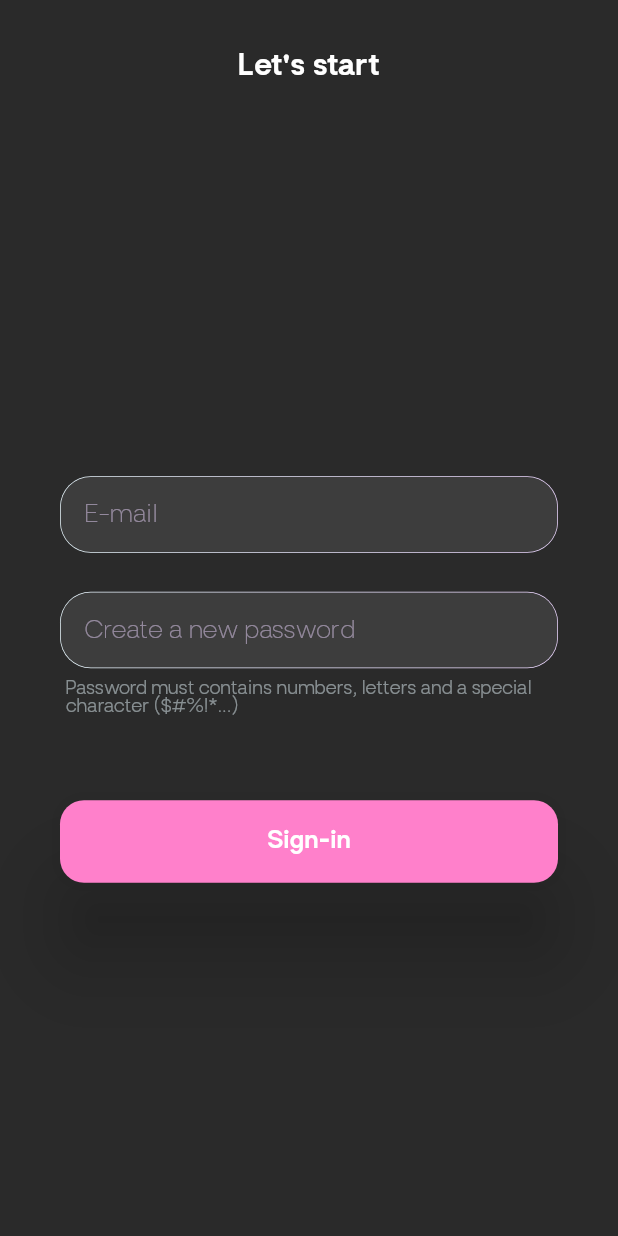
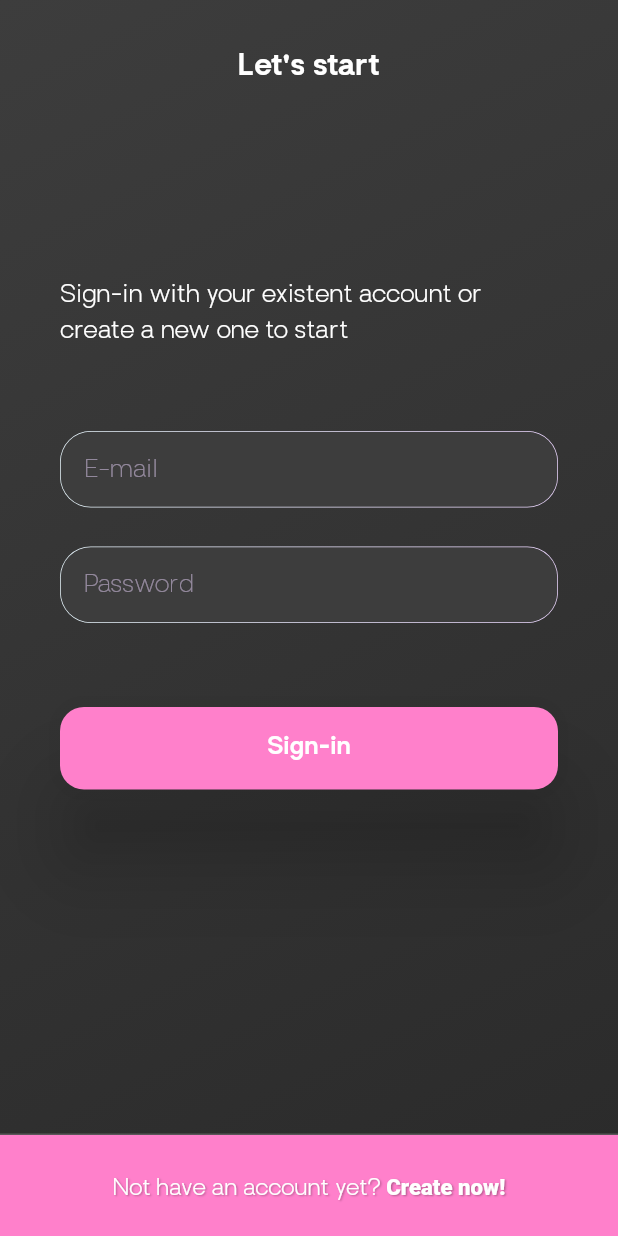
Before and after one commit to bleszerd/Flunances, a Flutter app: the AuthenticationPage screen opened directly, on a phone screen of 412 x 824 dp. Run offline on Flutter 3.47's test engine with Material 2 defaults, Android fonts, the phone set to English and light mode, and no system bars; our stand-ins replace avatar_glow, cached_network_image, flutter_svg.

Commit message:
Sign-in page

```diff
--- a/lib/shared/theme/app_colors.dart
+++ b/lib/shared/theme/app_colors.dart
@@ -6,6 +6,8 @@ abstract class AppColors {
 
   static const brilhantPrimarySwatch = Color.fromRGBO(145, 211, 237, 1);
   static const brilhantSecondarySwatch = Color.fromRGBO(255, 128, 203, 1);
+  static const brilhantSecondarySwatchFocused =
+      Color.fromRGBO(255, 128, 100, 1);
 
   static const surface = Color.fromRGBO(42, 42, 42, 1);
   static const surfaceFocused = Color.fromRGBO(61, 61, 61, 1);
@@ -17,4 +19,6 @@ abstract class AppColors {
 
   static const textPrimary = Color.fromRGBO(255, 255, 255, 1);
   static const textSecondary = Color.fromRGBO(149, 149, 149, 1);
+
+  static const shadowSoft = Color.fromRGBO(0, 0, 0, .3);
 }
--- a/lib/shared/theme/font_size.dart
+++ b/lib/shared/theme/font_size.dart
@@ -1,5 +1,6 @@
 class AppFontSize {
   static const double small = 12.0;
+  static const double normalSmall = 14.8;
   static const double normal = 16.0;
   static const double title = 20.0;
   static const double big = 32.0;
--- a/lib/shared/widgets/full_wide_button/full_wide_button.dart
+++ b/lib/shared/widgets/full_wide_button/full_wide_button.dart
@@ -26,7 +26,7 @@ class _FullWideButtonState extends State<FullWideButton> {
           ),
           child: RawMaterialButton(
             elevation: 26,
-            splashColor: AppColors.brilhantSecondarySwatch.withBlue(100),
+            splashColor: AppColors.brilhantSecondarySwatchFocused,
             fillColor: AppColors.brilhantSecondarySwatch,
             padding: EdgeInsets.zero,
             shape: RoundedRectangleBorder(
--- a/lib/views/authentication_page/authentication_page.dart
+++ b/lib/views/authentication_page/authentication_page.dart
@@ -1,6 +1,7 @@
 import 'package:flunances/shared/theme/app_colors.dart';
 import 'package:flunances/shared/widgets/page_header_title.dart';
 import 'package:flunances/views/authentication_page/components/sign_in_area.dart';
+import 'dart:math' as math;
 
 import 'package:flutter/material.dart';
 
@@ -13,13 +14,24 @@ class AuthenticationPage extends StatefulWidget {
 
 class _AuthenticationPageState extends State<AuthenticationPage>
     with TickerProviderStateMixin {
+  //Open page animation
   late AnimationController opacityController;
+  late Animation<double> opacityAnimation;
+  bool openAnimationComplete = false;
 
-  late Animation<double> opacityAnimation;
-  bool animationComplete = false;
+  //Background animation
+  final Color topColor = AppColors.brilhantPrimarySwatch;
+  final Color bottomColor = AppColors.brilhantSecondarySwatch;
 
   @override
-  Widget build(BuildContext context) {
+  void initState() {
+    super.initState();
+
+    configureOpenPageAnimation();
+    configureBackgroundAnimation();
+  }
+
+  void configureOpenPageAnimation() {
     opacityController = AnimationController(
       vsync: this,
       duration: const Duration(milliseconds: 750),
@@ -32,20 +44,34 @@ class _AuthenticationPageState extends State<AuthenticationPage>
       ),
     )..addListener(() {
         if (opacityAnimation.isCompleted) {
-          animationComplete = true;
+          openAnimationComplete = true;
         }
       });
 
     opacityController.forward();
+  }
 
+  void configureBackgroundAnimation() {}
+
+  @override
+  Widget build(BuildContext context) {
     return Scaffold(
       body: AnimatedBuilder(
         animation: opacityAnimation,
-        builder: (context, child) => Stack(
+        builder: (context, child) => Container(
+          decoration: const BoxDecoration(
+            gradient: LinearGradient(
+              begin: Alignment.topLeft,
+              end: Alignment.bottomRight,
+              colors: [
+                AppColors.surfaceFocused,
+                AppColors.surface,
+              ],
+            ),
+          ),
+          child: Stack(
             children: [
               SafeArea(
-              child: Container(
-                padding: const EdgeInsets.symmetric(horizontal: 40),
                 child: Column(
                   crossAxisAlignment: CrossAxisAlignment.center,
                   children: const [
@@ -60,8 +86,7 @@ class _AuthenticationPageState extends State<AuthenticationPage>
                   ],
                 ),
               ),
-            ),
-            !animationComplete
+              !openAnimationComplete
                   ? Opacity(
                       opacity: opacityAnimation.value,
                       child: Container(
@@ -72,6 +97,7 @@ class _AuthenticationPageState extends State<AuthenticationPage>
             ],
           ),
         ),
+      ),
     );
   }
 }
--- a/lib/views/authentication_page/components/form_separator.dart
+++ b/lib/views/authentication_page/components/form_separator.dart
@@ -16,6 +16,8 @@ class FormSeparator extends StatelessWidget {
         return 26;
       case SeparatorSize.FAR:
         return 56;
+      case SeparatorSize.FURTHER:
+        return 68;
       case SeparatorSize.AWAY:
         return 128;
     }
@@ -34,4 +36,5 @@ enum SeparatorSize {
   NORMAL,
   FAR,
   AWAY,
+  FURTHER,
 }
--- a/lib/views/authentication_page/components/sign_in_area.dart
+++ b/lib/views/authentication_page/components/sign_in_area.dart
@@ -4,7 +4,6 @@ import 'package:flunances/shared/widgets/app_input/app_input.dart';
 import 'package:flunances/shared/widgets/app_input/app_input_controller.dart';
 import 'package:flunances/shared/widgets/full_wide_button/full_wide_button.dart';
 import 'package:flunances/views/authentication_page/components/form_separator.dart';
-import 'package:flutter/cupertino.dart';
 import 'package:flutter/material.dart';
 
 class SignInArea extends StatefulWidget {
@@ -28,38 +27,95 @@ class _SignInAreaState extends State<SignInArea> {
 
   @override
   Widget build(BuildContext context) {
+    double screenWidth = MediaQuery.of(context).size.width;
+
     return Column(
       mainAxisAlignment: MainAxisAlignment.center,
       children: [
+        Flexible(
+          flex: 10,
+          child: Padding(
+            padding: const EdgeInsets.symmetric(horizontal: 40),
+            child: Column(
+              mainAxisAlignment: MainAxisAlignment.center,
+              children: [
+                Text.rich(
+                  style: TextStyle(
+                    color: AppColors.textPrimary,
+                    height: 1.5,
+                    fontSize: AppFontSize.normal,
+                  ),
+                  TextSpan(
+                    text:
+                        "Sign-in with your existent account or create a new one to start",
+                  ),
+                ),
+                const FormSeparator(size: SeparatorSize.FAR),
                 AppInput(
                   focusNode: emailFocusNode,
                   placeholder: "E-mail",
                   inputType: InputType.TEXT,
                 ),
                 const FormSeparator(),
-        Column(
-          crossAxisAlignment: CrossAxisAlignment.start,
-          children: [
                 AppInput(
                   focusNode: passwordFocusNode,
-              placeholder: "Create a new password",
+                  placeholder: "Password",
                   inputType: InputType.TEXT,
-            ),
-            const FormSeparator(size: SeparatorSize.NEAR),
-            Padding(
-              padding: const EdgeInsets.symmetric(horizontal: 4),
-              child: Text(
-                "Password must contains numbers, letters and a special character (\$#%!*...)",
-                style: TextStyle(
-                  color: AppColors.primarySwatch.withOpacity(.5),
-                  fontSize: AppFontSize.small,
-                ),
-              ),
-            )
-          ],
                 ),
                 const FormSeparator(size: SeparatorSize.FAR),
                 const FullWideButton(),
+                const FormSeparator(size: SeparatorSize.AWAY),
+              ],
+            ),
+          ),
+        ),
+        Container(
+          width: screenWidth,
+          height: 1,
+          color: AppColors.white.withOpacity(.2),
+        ),
+        Flexible(
+            child: RawMaterialButton(
+          fillColor: AppColors.brilhantSecondarySwatch,
+          splashColor: AppColors.brilhantSecondarySwatchFocused,
+          onPressed: () {
+            print("haha");
+          },
+          child: SizedBox(
+            width: screenWidth,
+            child: Column(
+              children: [
+                FormSeparator(size: SeparatorSize.NORMAL),
+                Text.rich(
+                  style: TextStyle(
+                    color: AppColors.textPrimary,
+                    fontWeight: FontWeight.w400,
+                    fontSize: AppFontSize.normalSmall,
+                    shadows: [
+                      Shadow(
+                        color: AppColors.shadowSoft,
+                        offset: Offset(1, 1),
+                        blurRadius: 1,
+                      ),
+                    ],
+                  ),
+                  TextSpan(
+                    text: "Not have an account yet? ",
+                    children: [
+                      TextSpan(
+                        text: "Create now!",
+                        style: TextStyle(
+                          fontWeight: FontWeight.w800,
+                        ),
+                      ),
+                    ],
+                  ),
+                ),
+                FormSeparator(size: SeparatorSize.NEAR),
+              ],
+            ),
+          ),
+        ))
       ],
     );
   }
--- a/lib/views/landing_page/landing_page.dart
+++ b/lib/views/landing_page/landing_page.dart
@@ -2,8 +2,6 @@ import 'dart:async';
 
 import 'package:avatar_glow/avatar_glow.dart';
 import 'package:flunances/shared/theme/app_colors.dart';
-import 'package:flunances/shared/widgets/app_input/app_input.dart';
-import 'package:flunances/shared/widgets/app_input/app_input_controller.dart';
 import 'package:flunances/shared/widgets/circular_button.dart';
 import 'package:flunances/views/authentication_page/authentication_page.dart';
 import 'package:flunances/shared/widgets/fade_animated_page_transition.dart';
@@ -89,6 +87,7 @@ class _LandingPageState extends State<LandingPage>
   Widget build(BuildContext context) {
     return Scaffold(
       backgroundColor: AppColors.surface,
+      resizeToAvoidBottomInset: false,
       body: SafeArea(
         child: Stack(
           children: [
```
Lines whose indentation alone changed are shown as unchanged.
